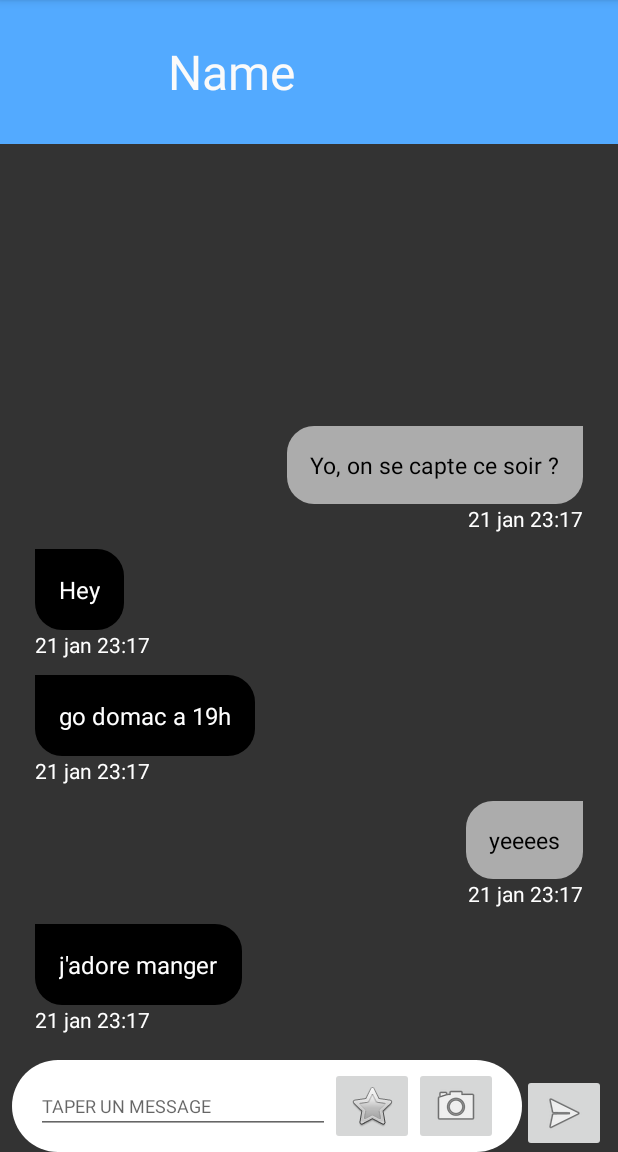
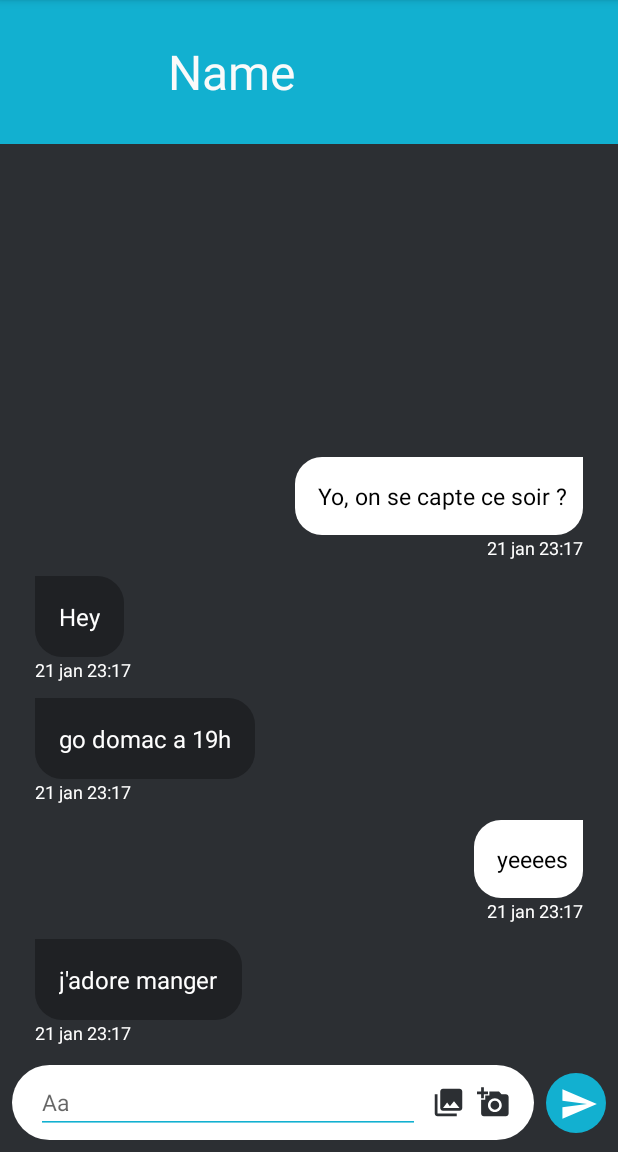
Before and after one commit to Lootin-IGM/Front, an Android app: the screen it shows after launch (ChatActivity), on a phone screen of 412 x 824 dp, the part 84-1236 px from its top. Run offline under Robolectric (Android 15) with nearby library versions, the phone set to English and light mode, and no system bars.

Commit message:
style: reproduces the model

```diff
--- a/app/build.gradle
+++ b/app/build.gradle
@@ -15,6 +15,7 @@ android {
         versionName "1.0"
 
         testInstrumentationRunner "androidx.test.runner.AndroidJUnitRunner"
+        vectorDrawables.useSupportLibrary = true
     }
 
     buildTypes {
@@ -42,4 +43,5 @@ dependencies {
     testImplementation 'junit:junit:4.+'
     androidTestImplementation 'androidx.test.ext:junit:1.1.2'
     androidTestImplementation 'androidx.test.espresso:espresso-core:3.3.0'
+
 }
--- /dev/null
+++ b/app/src/main/res/drawable/chat_camera.xml
@@ -0,0 +1,12 @@
+<vector xmlns:android="http://schemas.android.com/apk/res/android"
+    android:width="22dp"
+    android:height="22dp"
+    android:viewportWidth="22"
+    android:viewportHeight="22">
+  <path
+      android:pathData="M0,0h22v22h-22z"
+      android:fillColor="#FFFFFF"/>
+  <path
+      android:pathData="M2.75,3.6665V0.9165H4.5833V3.6665H7.3333V5.4998H4.5833V8.2498H2.75V5.4998H0V3.6665H2.75ZM5.5,9.1665V6.4165H8.25V3.6665H14.6667L16.3442,5.4998H19.25C20.2583,5.4998 21.0833,6.3248 21.0833,7.3332V18.3332C21.0833,19.3415 20.2583,20.1665 19.25,20.1665H4.5833C3.575,20.1665 2.75,19.3415 2.75,18.3332V9.1665H5.5ZM11.9167,17.4165C14.4467,17.4165 16.5,15.3632 16.5,12.8332C16.5,10.3032 14.4467,8.2498 11.9167,8.2498C9.3867,8.2498 7.3333,10.3032 7.3333,12.8332C7.3333,15.3632 9.3867,17.4165 11.9167,17.4165ZM8.9833,12.8332C8.9833,14.4557 10.2942,15.7665 11.9167,15.7665C13.5392,15.7665 14.85,14.4557 14.85,12.8332C14.85,11.2107 13.5392,9.8998 11.9167,9.8998C10.2942,9.8998 8.9833,11.2107 8.9833,12.8332Z"
+      android:fillColor="#2C2F33"/>
+</vector>
--- /dev/null
+++ b/app/src/main/res/drawable/chat_pictures.xml
@@ -0,0 +1,12 @@
+<vector xmlns:android="http://schemas.android.com/apk/res/android"
+    android:width="22dp"
+    android:height="22dp"
+    android:viewportWidth="22"
+    android:viewportHeight="22">
+  <path
+      android:pathData="M0,0h22v22h-22z"
+      android:fillColor="#FFFFFF"/>
+  <path
+      android:pathData="M20.1667,14.6668V3.6668C20.1667,2.6539 19.3463,1.8335 18.3333,1.8335H7.3333C6.3204,1.8335 5.5,2.6539 5.5,3.6668V14.6668C5.5,15.6797 6.3204,16.5002 7.3333,16.5002H18.3333C19.3463,16.5002 20.1667,15.6797 20.1667,14.6668ZM10.0833,11.0002L11.9442,13.4843L14.6667,10.0835L18.3333,14.6668H7.3333L10.0833,11.0002ZM1.8333,5.5002V18.3335C1.8333,19.3464 2.6537,20.1668 3.6667,20.1668H16.5V18.3335H3.6667V5.5002H1.8333Z"
+      android:fillColor="#2C2F33"/>
+</vector>
--- /dev/null
+++ b/app/src/main/res/drawable/chat_send.xml
@@ -0,0 +1,15 @@
+<vector xmlns:android="http://schemas.android.com/apk/res/android"
+    android:width="40dp"
+    android:height="40dp"
+    android:viewportWidth="32"
+    android:viewportHeight="32">
+  <path
+      android:pathData="M0,0h32v32h-32z"
+      android:fillColor="#2C2F33"/>
+  <path
+      android:pathData="M16,16m-16,0a16,16 0,1 1,32 0a16,16 0,1 1,-32 0"
+      android:fillColor="#12B0D0"/>
+  <path
+      android:pathData="M8.7587,24.375L27.125,16.5L8.7587,8.625L8.75,14.75L21.875,16.5L8.75,18.25L8.7587,24.375Z"
+      android:fillColor="#ffffff"/>
+</vector>
--- a/app/src/main/res/drawable/circle.xml
+++ b/app/src/main/res/drawable/circle.xml
@@ -4,6 +4,6 @@
         android:bottomLeftRadius="150dp"
         android:topRightRadius="150dp"
         android:topLeftRadius="150dp"/>Z
-    <solid android:color="@color/white"/>
+    <solid android:color="#FFFFFF"/>
 
 </shape>
--- a/app/src/main/res/drawable/fiend_bubble.xml
+++ b/app/src/main/res/drawable/fiend_bubble.xml
@@ -4,5 +4,5 @@
     <corners android:bottomRightRadius="18dp"
         android:bottomLeftRadius="18dp"
         android:topRightRadius="18dp" />
-    <solid android:color="@color/black"/>
+    <solid android:color="#1F2124"/>
 </shape>
--- a/app/src/main/res/drawable/my_bubble.xml
+++ b/app/src/main/res/drawable/my_bubble.xml
@@ -5,6 +5,6 @@
     <corners android:bottomRightRadius="18dp"
         android:bottomLeftRadius="18dp"
         android:topLeftRadius="18dp" />
-    <solid android:color="#ACACAC"/>
+    <solid android:color="#FFFFFF"/>
 
 </shape>
--- a/app/src/main/res/layout/activity_chat.xml
+++ b/app/src/main/res/layout/activity_chat.xml
@@ -4,16 +4,9 @@
     xmlns:tools="http://schemas.android.com/tools"
     android:layout_width="match_parent"
     android:layout_height="match_parent"
-    android:background="#333333"
+    android:background="#2C2F33"
     tools:context=".chat.ChatActivity">
 
-
-    <androidx.constraintlayout.widget.Guideline
-        android:id="@+id/guidelineItem"
-        android:layout_width="wrap_content"
-        android:layout_height="wrap_content"
-        android:orientation="horizontal"
-        app:layout_constraintGuide_percent="0.92" />
 
     <androidx.recyclerview.widget.RecyclerView
         android:id="@+id/reclyclerChat"
@@ -23,14 +16,14 @@
         android:layout_marginLeft="8dp"
         android:layout_marginEnd="8dp"
         android:layout_marginRight="8dp"
-        android:layout_marginBottom="12dp"
-        app:layout_constraintBottom_toTopOf="@+id/guidelineItem"
+        android:layout_marginBottom="8dp"
+        app:layout_constraintBottom_toTopOf="@+id/include"
         app:layout_constraintEnd_toEndOf="parent"
         app:layout_constraintStart_toStartOf="parent"
-        app:layout_constraintTop_toBottomOf="@+id/include" />
+        app:layout_constraintTop_toBottomOf="@+id/includeHeader" />
 
     <include
-        android:id="@+id/include"
+        android:id="@+id/includeHeader"
         layout="@layout/head_chat"
         android:layout_width="0dp"
         android:layout_height="wrap_content"
@@ -42,23 +35,31 @@
         android:id="@+id/imageButtonsendText"
         android:layout_width="wrap_content"
         android:layout_height="wrap_content"
+        android:layout_marginTop="8dp"
         android:layout_marginEnd="8dp"
+
         android:layout_marginRight="8dp"
+        android:layout_marginBottom="8dp"
+        android:background="#FFFFFF"
+        android:contentDescription="@string/chat_descr_send_text"
         app:layout_constraintBottom_toBottomOf="parent"
-
         app:layout_constraintEnd_toEndOf="parent"
-        app:srcCompat="@android:drawable/ic_menu_send" />
+        app:layout_constraintTop_toBottomOf="@+id/reclyclerChat"
+        app:srcCompat="@drawable/chat_send" />
 
 
     <include
+        android:id="@+id/include"
         layout="@layout/send_message"
         android:layout_width="0dp"
-        android:layout_height="0dp"
+        android:layout_height="wrap_content"
         android:layout_marginStart="8dp"
         android:layout_marginLeft="8dp"
+        android:layout_marginEnd="8dp"
+        android:layout_marginRight="8dp"
+        android:layout_marginBottom="8dp"
         app:layout_constraintBottom_toBottomOf="parent"
         app:layout_constraintEnd_toStartOf="@+id/imageButtonsendText"
-        app:layout_constraintStart_toStartOf="parent"
-        app:layout_constraintTop_toTopOf="@+id/guidelineItem" />
+        app:layout_constraintStart_toStartOf="parent" />
 
 </androidx.constraintlayout.widget.ConstraintLayout>
--- a/app/src/main/res/layout/fiend_message.xml
+++ b/app/src/main/res/layout/fiend_message.xml
@@ -8,7 +8,9 @@
     android:layout_marginRight="35dp"
     android:layout_marginBottom="5dp"
     android:layout_width="wrap_content"
-    android:layout_height="wrap_content">
+    android:layout_height="wrap_content"
+    android:layout_marginStart="15dp"
+    android:layout_marginEnd="35dp">
 
     <TextView
         android:id="@+id/message"
@@ -23,11 +25,12 @@
         app:layout_constraintTop_toTopOf="parent" />
 
     <TextView
-        android:id="@+id/textView2"
+        android:id="@+id/date_send"
         android:layout_width="wrap_content"
         android:layout_height="wrap_content"
         android:text="21 jan 23:17"
         android:textColor="@color/white"
+        android:textSize="12sp"
         app:layout_constraintStart_toStartOf="parent"
         app:layout_constraintTop_toBottomOf="@+id/message" />
 
--- a/app/src/main/res/layout/head_chat.xml
+++ b/app/src/main/res/layout/head_chat.xml
@@ -4,7 +4,7 @@
     xmlns:tools="http://schemas.android.com/tools"
     android:layout_width="match_parent"
     android:layout_height="wrap_content"
-    android:background="#53aaff">
+    android:background="#12B0D0">
 
 
     <ImageView
--- a/app/src/main/res/layout/message.xml
+++ /dev/null
@@ -1,51 +0,0 @@
-<?xml version="1.0" encoding="utf-8"?>
-<androidx.constraintlayout.widget.ConstraintLayout xmlns:android="http://schemas.android.com/apk/res/android"
-    xmlns:app="http://schemas.android.com/apk/res-auto"
-    xmlns:tools="http://schemas.android.com/tools"
-    android:layout_width="match_parent"
-    android:layout_height="wrap_content">
-
-    <androidx.constraintlayout.widget.Guideline
-        android:id="@+id/guideline_left"
-        android:layout_width="wrap_content"
-        android:layout_height="wrap_content"
-        android:orientation="vertical"
-        app:layout_constraintGuide_percent="0.2" />
-
-    <androidx.constraintlayout.widget.Guideline
-        android:id="@+id/guideline_right"
-        android:layout_width="wrap_content"
-        android:layout_height="wrap_content"
-        android:orientation="vertical"
-        app:layout_constraintGuide_percent="0.8" />
-
-
-    <TextView
-        android:id="@+id/left"
-        android:layout_width="0dp"
-        android:layout_height="wrap_content"
-        android:layout_marginTop="8dp"
-        android:inputType="textMultiLine"
-        android:scrollHorizontally="false"
-        android:textColor="#AE2828"
-        android:textSize="30sp"
-        app:layout_constraintEnd_toStartOf="@+id/guideline_right"
-        app:layout_constraintStart_toStartOf="parent"
-        app:layout_constraintTop_toTopOf="parent" />
-
-    <TextView
-        android:id="@+id/right"
-        android:layout_width="0dp"
-        android:layout_height="wrap_content"
-        android:layout_marginTop="8dp"
-        android:gravity="right"
-        android:inputType="textMultiLine"
-        android:scrollHorizontally="false"
-        android:textColor="#3F51B5"
-        android:textSize="30sp"
-        app:layout_constraintEnd_toEndOf="parent"
-        app:layout_constraintStart_toStartOf="@+id/guideline_left"
-        app:layout_constraintTop_toTopOf="parent" />
-
-
-</androidx.constraintlayout.widget.ConstraintLayout>
--- a/app/src/main/res/layout/my_message.xml
+++ b/app/src/main/res/layout/my_message.xml
@@ -16,18 +16,22 @@
         android:layout_width="wrap_content"
         android:layout_height="wrap_content"
         android:background="@drawable/my_bubble"
-        android:padding="15dp"
+        android:paddingLeft="15dp"
+        android:paddingTop="15dp"
+        android:paddingBottom="15dp"
+        android:paddingRight="10dp"
         android:textColor="@color/black"
         android:textSize="15sp"
         app:layout_constraintEnd_toEndOf="parent"
         app:layout_constraintTop_toTopOf="parent" />
 
     <TextView
-        android:id="@+id/textView2"
+        android:id="@+id/date_send"
         android:layout_width="wrap_content"
         android:layout_height="wrap_content"
         android:text="21 jan 23:17"
         android:textColor="@color/white"
+        android:textSize="12sp"
         app:layout_constraintEnd_toEndOf="parent"
         app:layout_constraintTop_toBottomOf="@+id/message" />
 
--- a/app/src/main/res/layout/send_message.xml
+++ b/app/src/main/res/layout/send_message.xml
@@ -13,12 +13,17 @@
         android:layout_height="wrap_content"
         android:layout_marginStart="16dp"
         android:layout_marginLeft="16dp"
-        android:layout_marginTop="8dp"
-        android:layout_marginBottom="8dp"
+        android:layout_marginTop="4dp"
+        android:layout_marginEnd="8dp"
+        android:layout_marginRight="8dp"
+        android:layout_marginBottom="4dp"
+        android:autofillHints=""
         android:ems="10"
-        android:hint="TAPER UN MESSAGE"
+        android:hint="@string/chat_hint_text_zone"
         android:inputType="textPersonName"
-        android:textSize="12sp"
+        android:selectAllOnFocus="false"
+        android:backgroundTint="#12B0D0"
+        android:textSize="15sp"
         app:layout_constraintBottom_toBottomOf="parent"
         app:layout_constraintEnd_toStartOf="@+id/imageButtonPicture"
         app:layout_constraintStart_toStartOf="parent"
@@ -28,24 +33,30 @@
         android:id="@+id/imageButtoncamera"
         android:layout_width="wrap_content"
         android:layout_height="wrap_content"
-        android:layout_marginTop="8dp"
+        android:layout_marginTop="4dp"
         android:layout_marginEnd="16dp"
         android:layout_marginRight="16dp"
-        android:layout_marginBottom="8dp"
+        android:layout_marginBottom="4dp"
+        android:background="#FFFFFF"
+        android:contentDescription="@string/chat_descr_take_picture"
         app:layout_constraintBottom_toBottomOf="parent"
         app:layout_constraintEnd_toEndOf="parent"
         app:layout_constraintTop_toTopOf="parent"
-        app:srcCompat="@android:drawable/ic_menu_camera" />
+        app:srcCompat="@drawable/chat_camera" />
 
     <ImageButton
         android:id="@+id/imageButtonPicture"
         android:layout_width="wrap_content"
         android:layout_height="wrap_content"
-        android:layout_marginTop="8dp"
-        android:layout_marginBottom="8dp"
+        android:layout_marginTop="4dp"
+        android:layout_marginEnd="8dp"
+        android:layout_marginRight="8dp"
+        android:layout_marginBottom="4dp"
+        android:background="#FFFFFF"
+        android:contentDescription="@string/chat_descr_my_picturtes"
         app:layout_constraintBottom_toBottomOf="parent"
         app:layout_constraintEnd_toStartOf="@+id/imageButtoncamera"
         app:layout_constraintTop_toTopOf="parent"
-        app:srcCompat="@android:drawable/btn_star_big_off" />
+        app:srcCompat="@drawable/chat_pictures" />
 
 </androidx.constraintlayout.widget.ConstraintLayout>
--- a/app/src/main/res/values/strings.xml
+++ b/app/src/main/res/values/strings.xml
@@ -1,3 +1,7 @@
 <resources>
     <string name="app_name">Lootin</string>
+    <string name="chat_hint_text_zone">Aa</string>
+    <string name="chat_descr_take_picture">take picture</string>
+    <string name="chat_descr_my_picturtes">my picturtes</string>
+    <string name="chat_descr_send_text">send text</string>
 </resources>
```
